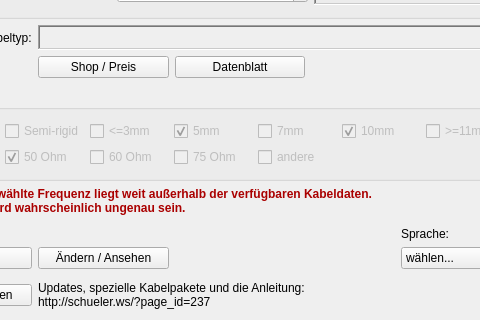
Qt form widget.ui (DL4MW/attcalc) before a commit; both pictures show x 104 to 584 and y 144 to 464 of the 839 by 464 pixel window.
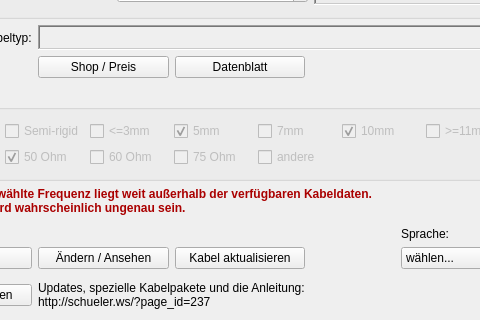
The same form after that commit.

Commit message: Add "Kabel aktualisieren" button to download .cbl files from dl4mw.net

What changed in the file:
```diff
--- a/widget.ui
+++ b/widget.ui
@@ -458,6 +458,13 @@
      </property>
     </widget>
    </item>
+   <item row="12" column="2">
+    <widget class="QPushButton" name="updateCablesButton">
+     <property name="text">
+      <string>Kabel aktualisieren</string>
+     </property>
+    </widget>
+   </item>
    <item row="14" column="1" colspan="2">
     <widget class="QLabel" name="label_7">
      <property name="text">
```
The commit also changes 4 other files.
